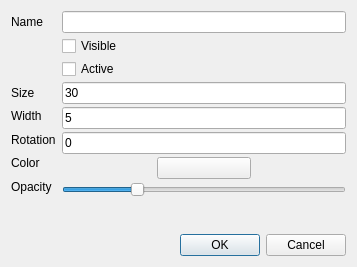
First picture: the form in DMHelper/src/battledialogeffectsettings.ui, repository MMetze/DMHelper, before the edit.
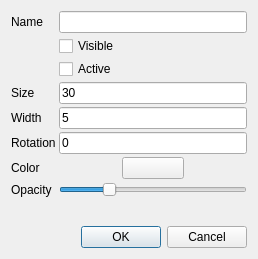
Second picture: the form after the edit. Icons and pictures are not drawn.

Commit message: Improved object settings layout, made Add Monsters non-model to be able to browse the Bestiary too

What changed in the file:
```diff
--- a/DMHelper/src/battledialogeffectsettings.ui
+++ b/DMHelper/src/battledialogeffectsettings.ui
@@ -6,8 +6,8 @@
    <rect>
     <x>0</x>
     <y>0</y>
-    <width>357</width>
-    <height>267</height>
+    <width>258</width>
+    <height>259</height>
    </rect>
   </property>
   <property name="windowTitle">
@@ -16,85 +16,37 @@
   <property name="styleSheet">
    <string notr="true">background-image: url(:/img/data/parchment.jpg);</string>
   </property>
-  <layout class="QGridLayout" name="gridLayout">
-   <item row="0" column="0">
-    <layout class="QHBoxLayout" name="horizontalLayout_2">
-     <item>
       <layout class="QVBoxLayout" name="verticalLayout">
-       <property name="spacing">
-        <number>3</number>
-       </property>
        <item>
-        <widget class="QLabel" name="label_4">
+    <layout class="QFormLayout" name="formLayout">
+     <property name="horizontalSpacing">
+      <number>3</number>
+     </property>
+     <property name="verticalSpacing">
+      <number>3</number>
+     </property>
+     <item row="0" column="0">
+      <widget class="QLabel" name="lblName">
          <property name="text">
           <string>Name</string>
          </property>
         </widget>
        </item>
-       <item>
-        <widget class="QLabel" name="label">
-         <property name="text">
-          <string/>
-         </property>
-        </widget>
-       </item>
-       <item>
-        <widget class="QLabel" name="label_6">
-         <property name="text">
-          <string/>
-         </property>
-        </widget>
-       </item>
-       <item>
-        <widget class="QLabel" name="lblSize">
-         <property name="text">
-          <string>Size</string>
-         </property>
-        </widget>
-       </item>
-       <item>
-        <widget class="QLabel" name="lblWidth">
-         <property name="text">
-          <string>Width</string>
-         </property>
-        </widget>
-       </item>
-       <item>
-        <widget class="QLabel" name="label_2">
-         <property name="text">
-          <string>Rotation</string>
-         </property>
-        </widget>
-       </item>
-       <item>
-        <widget class="QLabel" name="lblColor">
-         <property name="text">
-          <string>Color</string>
-         </property>
-        </widget>
-       </item>
-       <item>
-        <widget class="QLabel" name="label_5">
-         <property name="text">
-          <string>Opacity</string>
-         </property>
-        </widget>
-       </item>
-      </layout>
-     </item>
-     <item>
-      <layout class="QVBoxLayout" name="verticalLayout_2">
-       <property name="spacing">
-        <number>3</number>
-       </property>
-       <item>
+     <item row="0" column="1">
         <widget class="QLineEdit" name="edtName">
          <property name="toolTip">
           <string>The name of the effect</string>
          </property>
         </widget>
        </item>
-       <item>
+     <item row="1" column="0">
+      <widget class="QLabel" name="lblVisible">
+       <property name="text">
+        <string/>
+       </property>
+      </widget>
+     </item>
+     <item row="1" column="1">
         <widget class="QCheckBox" name="chkVisible">
          <property name="toolTip">
           <string>Invisible effects will not be shown to players</string>
@@ -104,7 +56,14 @@
          </property>
         </widget>
        </item>
-       <item>
+     <item row="2" column="0">
+      <widget class="QLabel" name="lblActive">
+       <property name="text">
+        <string/>
+       </property>
+      </widget>
+     </item>
+     <item row="2" column="1">
         <widget class="QCheckBox" name="chkActive">
          <property name="toolTip">
           <string>Inactive effects will not highlight combatants</string>
@@ -114,7 +73,14 @@
          </property>
         </widget>
        </item>
-       <item>
+     <item row="3" column="0">
+      <widget class="QLabel" name="lblSize">
+       <property name="text">
+        <string>Size</string>
+       </property>
+      </widget>
+     </item>
+     <item row="3" column="1">
         <widget class="QLineEdit" name="edtSize">
          <property name="toolTip">
           <string>Size of the effect in feet</string>
@@ -124,7 +90,14 @@
          </property>
         </widget>
        </item>
-       <item>
+     <item row="4" column="0">
+      <widget class="QLabel" name="lblWidth">
+       <property name="text">
+        <string>Width</string>
+       </property>
+      </widget>
+     </item>
+     <item row="4" column="1">
         <widget class="QLineEdit" name="edtWidth">
          <property name="toolTip">
           <string>The width of the effect in feet</string>
@@ -134,7 +107,14 @@
          </property>
         </widget>
        </item>
-       <item>
+     <item row="5" column="0">
+      <widget class="QLabel" name="lblRotation">
+       <property name="text">
+        <string>Rotation</string>
+       </property>
+      </widget>
+     </item>
+     <item row="5" column="1">
         <widget class="QLineEdit" name="edtRotation">
          <property name="toolTip">
           <string>Rotation of the effect in degrees</string>
@@ -144,7 +124,14 @@
          </property>
         </widget>
        </item>
-       <item>
+     <item row="6" column="0">
+      <widget class="QLabel" name="lblColor">
+       <property name="text">
+        <string>Color</string>
+       </property>
+      </widget>
+     </item>
+     <item row="6" column="1">
         <layout class="QHBoxLayout" name="layoutColor">
          <item>
           <spacer name="horizontalSpacer">
@@ -187,7 +174,14 @@
          </item>
         </layout>
        </item>
-       <item>
+     <item row="7" column="0">
+      <widget class="QLabel" name="lblOpacity">
+       <property name="text">
+        <string>Opacity</string>
+       </property>
+      </widget>
+     </item>
+     <item row="7" column="1">
         <widget class="QSlider" name="sliderTransparency">
          <property name="maximum">
           <number>255</number>
@@ -202,19 +196,7 @@
        </item>
       </layout>
      </item>
-    </layout>
-   </item>
-   <item row="2" column="0">
-    <widget class="QDialogButtonBox" name="buttonBox">
-     <property name="orientation">
-      <enum>Qt::Horizontal</enum>
-     </property>
-     <property name="standardButtons">
-      <set>QDialogButtonBox::Cancel|QDialogButtonBox::Ok</set>
-     </property>
-    </widget>
-   </item>
-   <item row="1" column="0">
+   <item>
     <spacer name="verticalSpacer">
      <property name="orientation">
       <enum>Qt::Vertical</enum>
@@ -227,6 +209,16 @@
      </property>
     </spacer>
    </item>
+   <item>
+    <widget class="QDialogButtonBox" name="buttonBox">
+     <property name="orientation">
+      <enum>Qt::Horizontal</enum>
+     </property>
+     <property name="standardButtons">
+      <set>QDialogButtonBox::Cancel|QDialogButtonBox::Ok</set>
+     </property>
+    </widget>
+   </item>
   </layout>
  </widget>
  <resources/>
```
Lines whose indentation alone changed are shown as unchanged. The commit also changes 4 other files.
